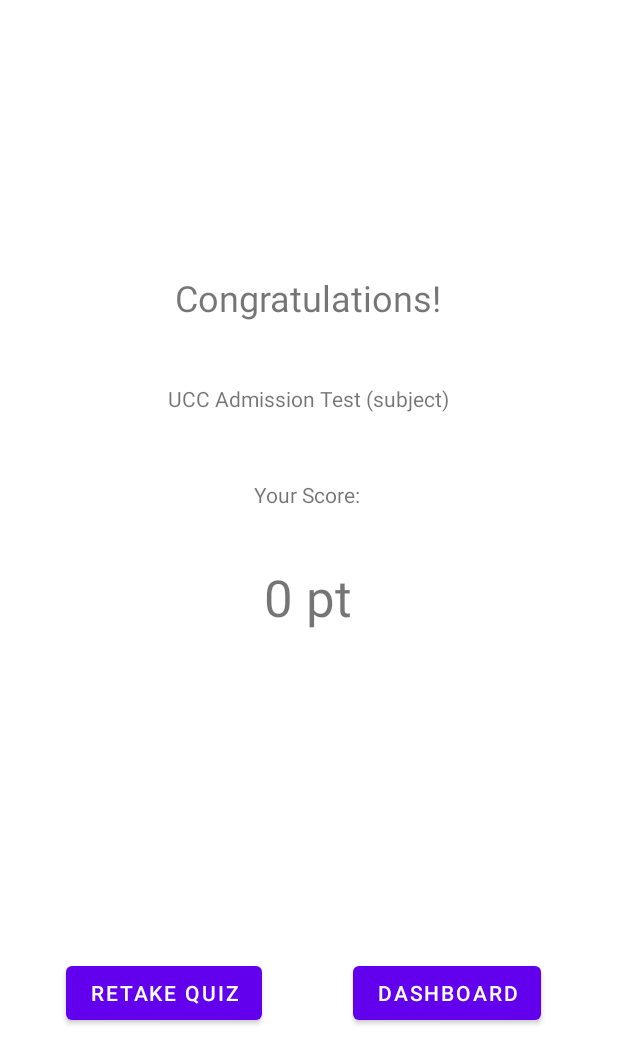
After one commit to egoRockU/Quizzam, an Android app: the layout activity_result.xml on its own in the app's theme, with its tools: preview values and no code run, on a phone screen of 412 x 824 dp. The commit adds this screen. Shown: the top 1064 px of the screen. Run offline under Robolectric (Android 15) with nearby library versions, the phone set to English and light mode, and no system bars.

Commit message:
added result page

```diff
--- a/app/src/main/AndroidManifest.xml
+++ b/app/src/main/AndroidManifest.xml
@@ -11,6 +11,9 @@
         android:supportsRtl="true"
         android:theme="@style/Theme.QuizApp"
         tools:targetApi="31">
+        <activity
+            android:name=".Result"
+            android:exported="false" />
         <activity
             android:name=".QuizActivity"
             android:exported="false" />
--- /dev/null
+++ b/app/src/main/res/layout/activity_result.xml
@@ -0,0 +1,84 @@
+<?xml version="1.0" encoding="utf-8"?>
+<androidx.constraintlayout.widget.ConstraintLayout xmlns:android="http://schemas.android.com/apk/res/android"
+    xmlns:app="http://schemas.android.com/apk/res-auto"
+    xmlns:tools="http://schemas.android.com/tools"
+    android:layout_width="match_parent"
+    android:layout_height="match_parent"
+    tools:context=".Result">
+
+    <TextView
+        android:id="@+id/tvConratulatoryMsg"
+        android:layout_width="wrap_content"
+        android:layout_height="wrap_content"
+        android:text="Congratulations!"
+        android:textSize="24sp"
+        app:layout_constraintBottom_toBottomOf="parent"
+        app:layout_constraintEnd_toEndOf="parent"
+        app:layout_constraintHorizontal_bias="0.498"
+        app:layout_constraintStart_toStartOf="parent"
+        app:layout_constraintTop_toTopOf="parent"
+        app:layout_constraintVertical_bias="0.23" />
+
+    <TextView
+        android:id="@+id/tvSubject"
+        android:layout_width="wrap_content"
+        android:layout_height="wrap_content"
+        android:text="UCC Admission Test (subject)"
+        app:layout_constraintBottom_toBottomOf="parent"
+        app:layout_constraintEnd_toEndOf="parent"
+        app:layout_constraintHorizontal_bias="0.498"
+        app:layout_constraintStart_toStartOf="parent"
+        app:layout_constraintTop_toTopOf="parent"
+        app:layout_constraintVertical_bias="0.318" />
+
+    <TextView
+        android:id="@+id/textView5"
+        android:layout_width="wrap_content"
+        android:layout_height="wrap_content"
+        android:text="Your Score:"
+        app:layout_constraintBottom_toBottomOf="parent"
+        app:layout_constraintEnd_toEndOf="parent"
+        app:layout_constraintHorizontal_bias="0.498"
+        app:layout_constraintStart_toStartOf="parent"
+        app:layout_constraintTop_toTopOf="parent"
+        app:layout_constraintVertical_bias="0.398" />
+
+    <TextView
+        android:id="@+id/tvScore"
+        android:layout_width="wrap_content"
+        android:layout_height="wrap_content"
+        android:text="0 pt"
+        android:textSize="34sp"
+        app:layout_constraintBottom_toBottomOf="parent"
+        app:layout_constraintEnd_toEndOf="parent"
+        app:layout_constraintHorizontal_bias="0.498"
+        app:layout_constraintStart_toStartOf="parent"
+        app:layout_constraintTop_toTopOf="parent"
+        app:layout_constraintVertical_bias="0.482" />
+
+    <Button
+        android:id="@+id/btnRetake"
+        android:layout_width="wrap_content"
+        android:layout_height="wrap_content"
+        android:onClick="RetakeQuiz"
+        android:text="Retake Quiz"
+        app:layout_constraintBottom_toBottomOf="parent"
+        app:layout_constraintEnd_toEndOf="parent"
+        app:layout_constraintHorizontal_bias="0.157"
+        app:layout_constraintStart_toStartOf="parent"
+        app:layout_constraintTop_toTopOf="parent"
+        app:layout_constraintVertical_bias="0.822" />
+
+    <Button
+        android:id="@+id/btnDashboard"
+        android:layout_width="wrap_content"
+        android:layout_height="wrap_content"
+        android:onClick="Dashboard"
+        android:text="Dashboard"
+        app:layout_constraintBottom_toBottomOf="parent"
+        app:layout_constraintEnd_toEndOf="parent"
+        app:layout_constraintHorizontal_bias="0.821"
+        app:layout_constraintStart_toStartOf="parent"
+        app:layout_constraintTop_toTopOf="parent"
+        app:layout_constraintVertical_bias="0.822" />
+</androidx.constraintlayout.widget.ConstraintLayout>
```
Also changed, not shown: app/src/main/java/com/example/quizapp/QuizActivity.java (+18 -12 lines), app/src/main/java/com/example/quizapp/Result.java (added, +49 -0 lines), app/src/main/res/layout/activity_quiz.xml (+12 -0 lines).
